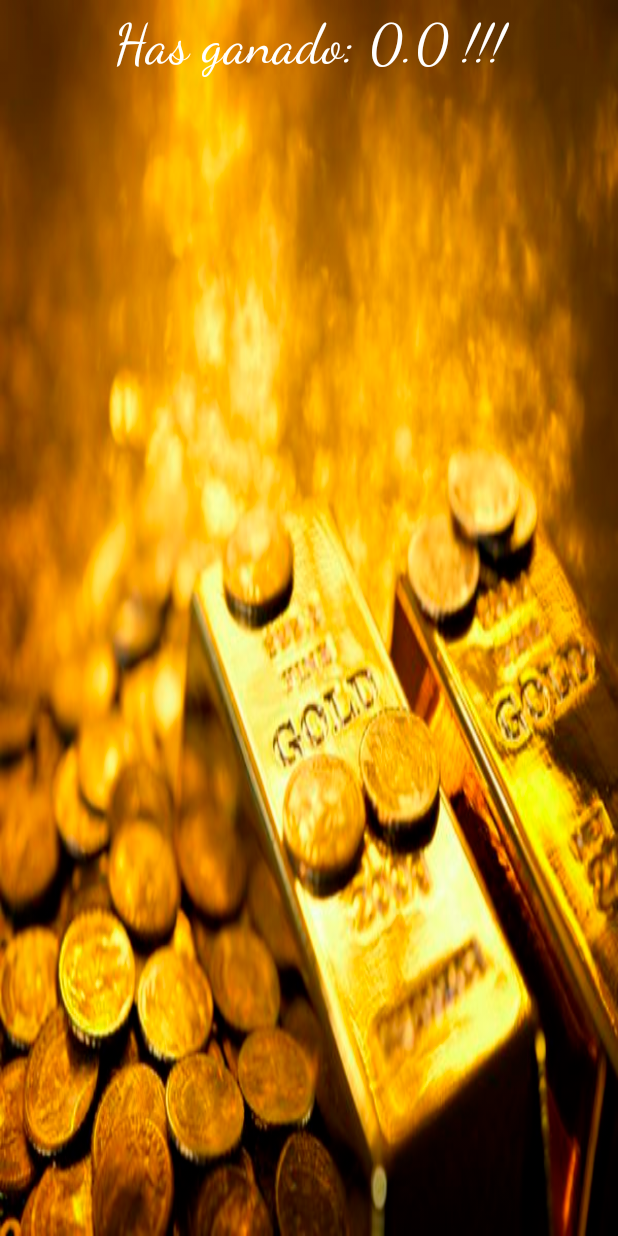
After one commit to splcoder/JugarenBolsa, an Android app: the EndActivity screen opened directly, with no data from a screen before it, on a phone screen of 412 x 824 dp. The commit adds this screen. Run offline under Robolectric (Android 15) with nearby library versions, the phone set to English and light mode, and no system bars; 1 statement that could not run was skipped.

Commit message:
Added music...

```diff
--- a/app/src/main/AndroidManifest.xml
+++ b/app/src/main/AndroidManifest.xml
@@ -9,7 +9,9 @@
 		android:roundIcon="@mipmap/ic_launcher_round"
 		android:supportsRtl="true"
 		android:theme="@style/AppTheme">
-		<activity android:name=".activities.PlayActivity"></activity>
+		<activity android:name=".activities.EndActivity"
+			android:theme="@style/AppTheme.NoActionBar"></activity>
+		<activity android:name=".activities.PlayActivity" />
 		<activity
 			android:name=".activities.SplashActivity"
 			android:theme="@style/AppTheme.NoActionBar">
@@ -19,7 +21,7 @@
 				<category android:name="android.intent.category.LAUNCHER" />
 			</intent-filter>
 		</activity>
-		<activity android:name=".activities.MainActivity"></activity>
+		<activity android:name=".activities.MainActivity" />
 	</application>
 
 </manifest>
--- /dev/null
+++ b/app/src/main/java/com/example/jugarenbolsa/activities/EndActivity.java
@@ -0,0 +1,46 @@
+package com.example.jugarenbolsa.activities;
+
+import android.media.MediaPlayer;
+import android.support.v7.app.AppCompatActivity;
+import android.os.Bundle;
+import android.widget.ImageView;
+import android.widget.TextView;
+
+import com.example.a2019_05_30_listado.helpers.Cache;
+
+import com.example.jugarenbolsa.R;
+
+public class EndActivity extends AppCompatActivity {
+	ImageView img;
+	TextView txtBye;
+	MediaPlayer mp;
+
+	@Override
+	protected void onCreate(Bundle savedInstanceState) {
+		super.onCreate(savedInstanceState);
+		setContentView(R.layout.activity_end);
+
+		img = findViewById( R.id.img );
+		txtBye = findViewById( R.id.txtBye );
+
+		// 1º Liberar la caché		<<< REQUIRED >>>
+		if( mp != null )	mp.release();
+
+		double endValue = (double)Cache.get( "endValue" );
+		if( endValue >= 0 ){
+			img.setImageResource( R.drawable.gold_money );
+			txtBye.setText( "Has ganado: " + endValue + " !!!" );
+			mp = MediaPlayer.create( this, R.raw.ganar );
+		}
+		else	mp = MediaPlayer.create( this, R.raw.perder );
+		mp.seekTo( 0 );
+		mp.start();
+	}
+
+	@Override
+	protected void onPause() {
+		super.onPause();
+		// 1º Liberar la caché		<<< REQUIRED >>>
+		if( mp != null )	mp.release();
+	}
+}
--- /dev/null
+++ b/app/src/main/res/layout/activity_end.xml
@@ -0,0 +1,32 @@
+<?xml version="1.0" encoding="utf-8"?>
+<android.support.constraint.ConstraintLayout xmlns:android="http://schemas.android.com/apk/res/android"
+	xmlns:app="http://schemas.android.com/apk/res-auto"
+	xmlns:tools="http://schemas.android.com/tools"
+	android:layout_width="match_parent"
+	android:layout_height="match_parent"
+	tools:context=".activities.EndActivity">
+
+	<ImageView
+		android:id="@+id/img"
+		android:layout_width="match_parent"
+		android:layout_height="match_parent"
+		android:scaleType="fitXY"
+		app:srcCompat="@drawable/las_vegas"
+		tools:layout_editor_absoluteX="187dp"
+		tools:layout_editor_absoluteY="266dp" />
+
+	<TextView
+		android:id="@+id/txtBye"
+		android:layout_width="wrap_content"
+		android:layout_height="wrap_content"
+		android:layout_marginTop="8dp"
+		android:ems="10"
+		android:fontFamily="cursive"
+		android:gravity="center"
+		android:text="Try in Las Vegas..."
+		android:textColor="@android:color/white"
+		android:textSize="36sp"
+		app:layout_constraintEnd_toEndOf="parent"
+		app:layout_constraintStart_toStartOf="parent"
+		app:layout_constraintTop_toTopOf="@+id/img" />
+</android.support.constraint.ConstraintLayout>
```
Also changed, not shown: app/src/main/java/com/example/jugarenbolsa/activities/PlayActivity.java (+30 -1 lines), app/src/main/java/com/example/jugarenbolsa/data/Controlador.java (+1 -11 lines), app/src/main/res/drawable/gold_money.jpg (added), app/src/main/res/drawable/las_vegas.jpg (added).
